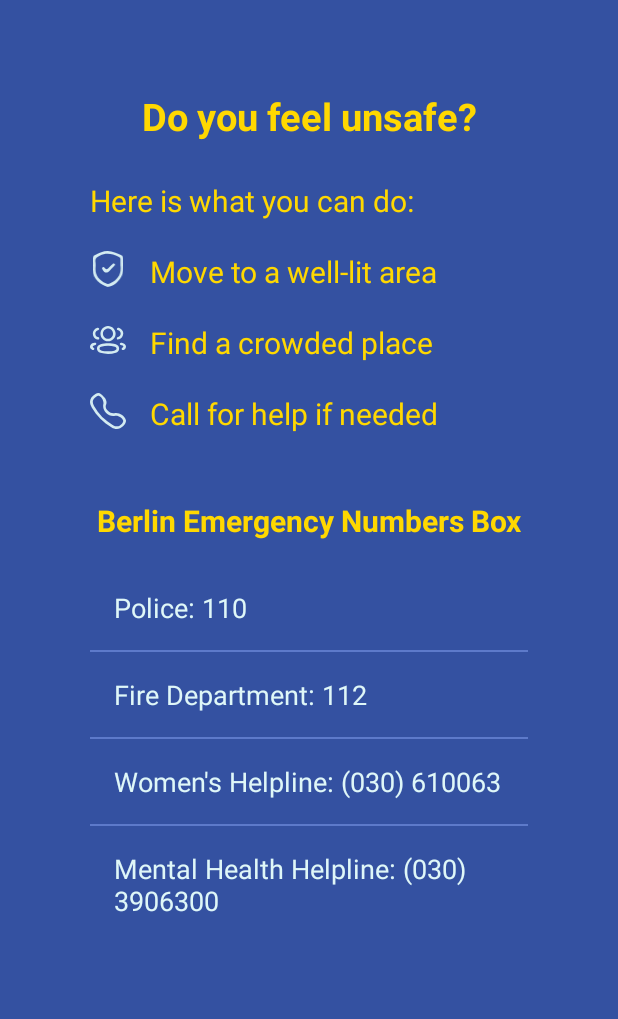
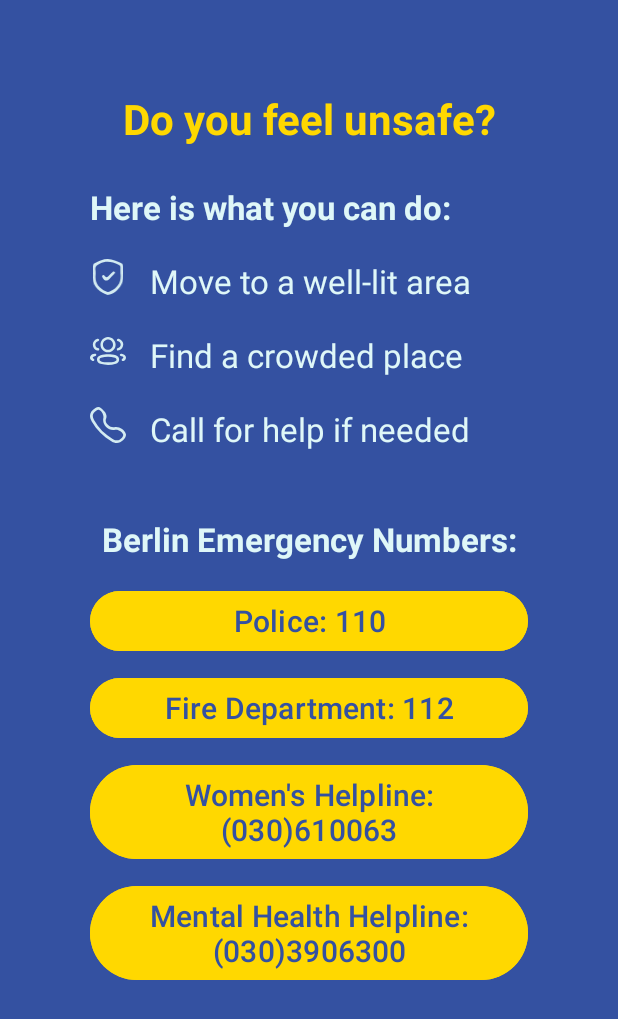
Before and after one commit to Piviwo/bright-trip, an Android app: the fragment SupportFragment shown on its own in the app's theme, after a tap on "Police: 110", on a phone screen of 412 x 824 dp. Shown: the top 1019 px of the screen. Run offline under Robolectric (Android 15) with nearby library versions, the phone set to English and light mode, and no system bars.

Commit message:
restyled Support page and added call buttons

```diff
--- a/app/src/main/java/com/pia/brighttrip/SupportFragment.java
+++ b/app/src/main/java/com/pia/brighttrip/SupportFragment.java
@@ -9,8 +9,7 @@ import androidx.fragment.app.Fragment;
 import android.view.LayoutInflater;
 import android.view.View;
 import android.view.ViewGroup;
-import android.widget.ArrayAdapter;
-import android.widget.ListView;
+import android.widget.Button;
 import android.widget.Toast;
 
 import java.util.ArrayList;
@@ -23,47 +22,71 @@ public class SupportFragment extends Fragment {
     }
 
     @Override
-    public View onCreateView(LayoutInflater inflater, ViewGroup container,
-                             Bundle savedInstanceState) {
-        View view = inflater.inflate(R.layout.fragment_support, container, false);
+    public View onCreateView(LayoutInflater inflater, ViewGroup container, Bundle savedInstanceState) {
+        // Inflate the layout for this fragment
+        return inflater.inflate(R.layout.fragment_support, container, false);
+    }
 
-        // Referencing the ListView in the fragment layout
-        ListView listView = view.findViewById(R.id.call_list);
+    @Override
+    public void onViewCreated(View view, Bundle savedInstanceState) {
+        super.onViewCreated(view, savedInstanceState);
 
-        // List of emergency contacts
-        ArrayList<String> contactNames = new ArrayList<>();
-        contactNames.add("Police: 110");
-        contactNames.add("Fire Department: 112");
-        contactNames.add("Women's Helpline: (030) 610063");
-        contactNames.add("Mental Health Helpline: (030) 3906300");
+        Button btnPolice = view.findViewById(R.id.btn_police);
+        Button btnFire = view.findViewById(R.id.btn_fire);
+        Button btnWomen = view.findViewById(R.id.btn_women);
+        Button btnMental = view.findViewById(R.id.btn_mental);
 
-        // Setting up an ArrayAdapter
-        ArrayAdapter<String> adapter = new ArrayAdapter<>(
-                requireContext(),
-                R.layout.list_item_calls,
-                contactNames
-        );
-
-        listView.setAdapter(adapter);
-
-        // Setting up an item click listener to make the call when the number is clicked
-        listView.setOnItemClickListener((parent, view1, position, id) -> {
-            String selectedContact = contactNames.get(position);
-            //get the phone numnber
-            String phoneNumber = selectedContact.split(":")[1].trim();
-
-            // Create an intent to dial the phone number
-            Intent callIntent = new Intent(Intent.ACTION_DIAL);
-            callIntent.setData(Uri.parse("tel:" + phoneNumber)); // Set the phone number for the intent
-
-            try {
-                startActivity(callIntent); // Start the dialer activity
-            } catch (Exception e) {
-                Toast.makeText(requireContext(), "Unable to make the call", Toast.LENGTH_SHORT).show();
+        btnPolice.setOnClickListener(new View.OnClickListener() {
+            @Override
+            public void onClick(View v) {
+                callPolice();
             }
         });
 
-        return view;
+        btnFire.setOnClickListener(new View.OnClickListener() {
+            @Override
+            public void onClick(View v) {
+                callFire();
+            }
+        });
+
+        btnWomen.setOnClickListener(new View.OnClickListener() {
+            @Override
+            public void onClick(View v) {
+                callWomen();
+            }
+        });
+
+        btnMental.setOnClickListener(new View.OnClickListener() {
+            @Override
+            public void onClick(View v) {
+                callMental();
+            }
+        });
+    }
+
+    public void callPolice() {
+        Intent intent = new Intent(Intent.ACTION_DIAL);
+        intent.setData(Uri.parse("tel:110"));
+        startActivity(intent);
+    }
+
+    public void callFire() {
+        Intent intent = new Intent(Intent.ACTION_DIAL);
+        intent.setData(Uri.parse("tel:112"));
+        startActivity(intent);
+    }
+
+    public void callWomen() {
+        Intent intent = new Intent(Intent.ACTION_DIAL);
+        intent.setData(Uri.parse("tel:030610063"));
+        startActivity(intent);
+    }
+
+    public void callMental() {
+        Intent intent = new Intent(Intent.ACTION_DIAL);
+        intent.setData(Uri.parse("tel:0303906300"));
+        startActivity(intent);
     }
 
 }
--- a/app/src/main/res/layout/fragment_support.xml
+++ b/app/src/main/res/layout/fragment_support.xml
@@ -25,7 +25,7 @@
             android:layout_marginBottom="25dp"
             android:text="Do you feel unsafe?"
             android:textColor="@color/yellow"
-            android:textSize="25sp"
+            android:textSize="28sp"
             android:textStyle="bold" />
         <TextView
             android:layout_width="match_parent"
@@ -33,8 +33,9 @@
             android:gravity="left"
             android:layout_marginBottom="20dp"
             android:text="Here is what you can do:"
-            android:textColor="@color/yellow"
-            android:textSize="20sp" />
+            android:textStyle="bold"
+            android:textColor="@color/app_text"
+            android:textSize="22sp" />
 
         <!-- List of Actions -->
         <LinearLayout
@@ -61,8 +62,8 @@
                     android:layout_height="wrap_content"
                     android:text="Move to a well-lit area"
                     android:layout_marginLeft="8dp"
-                    android:textColor="@color/yellow"
-                    android:textSize="20sp" />
+                    android:textColor="@color/app_text"
+                    android:textSize="22sp" />
             </LinearLayout>
 
             <!-- Find a crowded place -->
@@ -84,8 +85,8 @@
                     android:layout_height="wrap_content"
                     android:text="Find a crowded place"
                     android:layout_marginLeft="8dp"
-                    android:textColor="@color/yellow"
-                    android:textSize="20sp" />
+                    android:textColor="@color/app_text"
+                    android:textSize="22sp" />
             </LinearLayout>
 
             <!-- Call for help -->
@@ -107,8 +108,8 @@
                     android:layout_height="wrap_content"
                     android:text="Call for help if needed"
                     android:layout_marginLeft="8dp"
-                    android:textColor="@color/yellow"
-                    android:textSize="20sp" />
+                    android:textColor="@color/app_text"
+                    android:textSize="22sp" />
             </LinearLayout>
 
         </LinearLayout>
@@ -121,17 +122,56 @@
             android:layout_marginBottom="16dp"
             android:drawablePadding="4dp"
             android:gravity="center"
-            android:text="Berlin Emergency Numbers Box"
-            android:textColor="@color/yellow"
+            android:text="Berlin Emergency Numbers:"
+            android:textColor="@color/app_text"
             android:textStyle="bold"
-            android:textSize="20sp" />
+            android:textSize="22sp" />
 
-        <ListView
-            android:id="@+id/call_list"
+        <LinearLayout
             android:layout_width="match_parent"
             android:layout_height="wrap_content"
-            android:divider="@color/nav_bar_buttons"
-            android:dividerHeight="1dp" />
+            android:orientation="vertical">
 
+            <Button
+                android:id="@+id/btn_police"
+                android:layout_width="match_parent"
+                android:layout_height="wrap_content"
+                android:layout_marginBottom="10dp"
+                android:backgroundTint="@color/yellow"
+                android:text="Police: 110"
+                android:textSize="20sp"
+                android:textColor="@color/app_background" />
+
+            <Button
+                android:id="@+id/btn_fire"
+                android:layout_width="match_parent"
+                android:layout_height="wrap_content"
+                android:layout_marginBottom="10dp"
+                android:backgroundTint="@color/yellow"
+                android:text="Fire Department: 112"
+                android:textSize="20sp"
+                android:textColor="@color/app_background" />
+
+            <Button
+                android:id="@+id/btn_women"
+                android:layout_width="match_parent"
+                android:layout_height="wrap_content"
+                android:layout_marginBottom="10dp"
+                android:backgroundTint="@color/yellow"
+                android:text="Women's Helpline: (030)610063"
+                android:textSize="20sp"
+                android:textColor="@color/app_background" />
+
+            <Button
+                android:id="@+id/btn_mental"
+                android:layout_width="match_parent"
+                android:layout_height="wrap_content"
+                android:layout_marginBottom="10dp"
+                android:backgroundTint="@color/yellow"
+                android:text="Mental Health Helpline: (030)3906300"
+                android:textSize="20sp"
+                android:textColor="@color/app_background" />
+
+        </LinearLayout>
     </LinearLayout>
 </LinearLayout>
```
